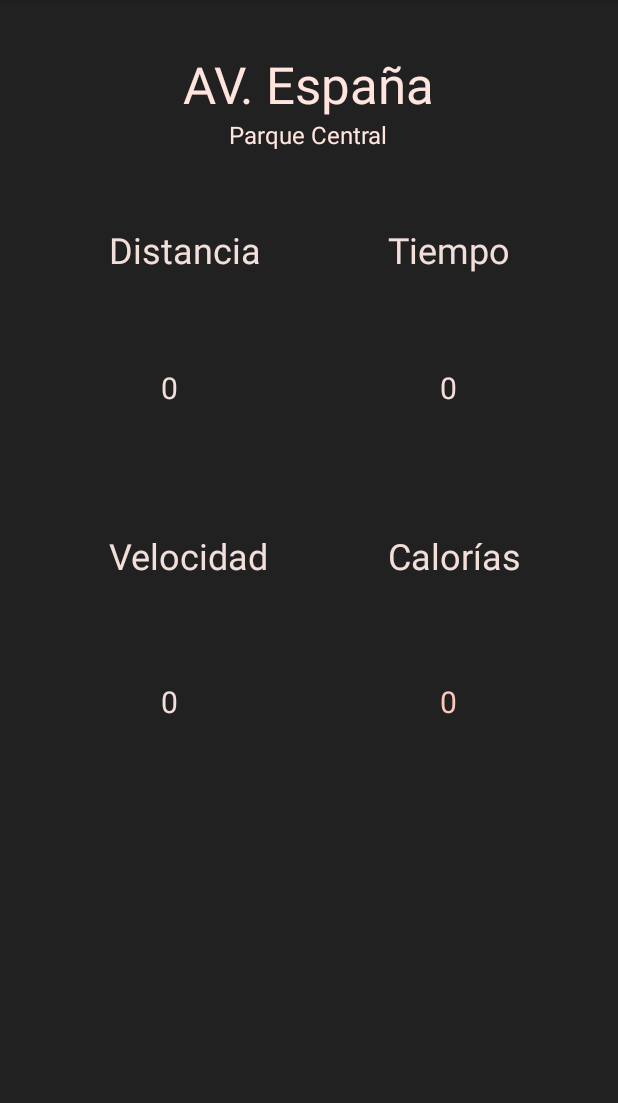
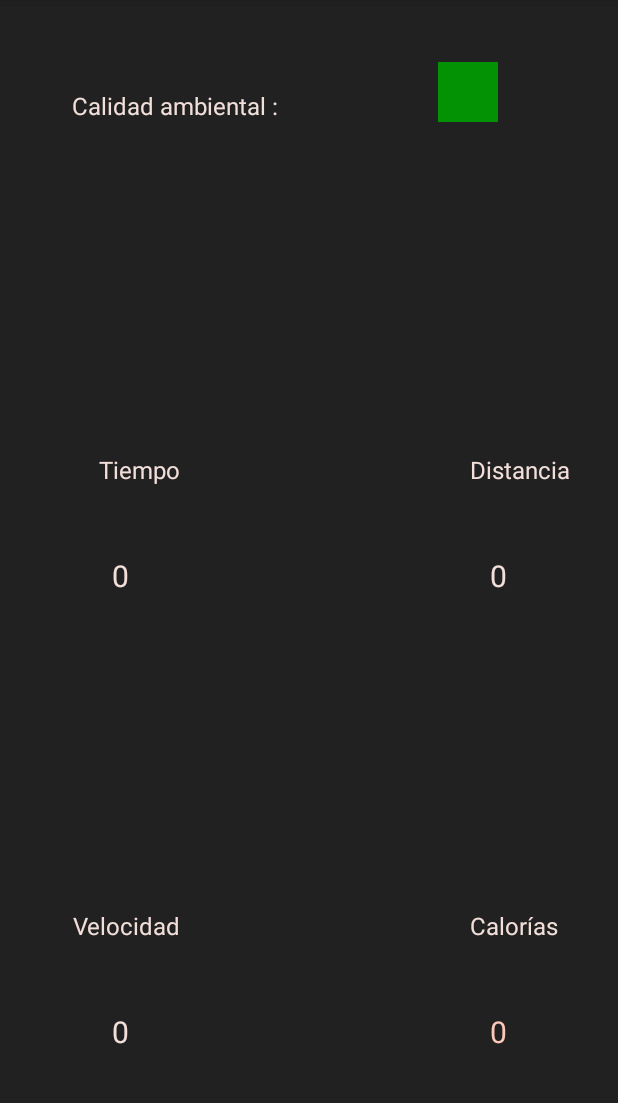
Before and after one commit to filippo123/BluetoothChatmaster, an Android app: the screen it shows after launch (MainActivity), on a phone screen of 412 x 824 dp, the part 84-1187 px from its top. Run offline under Robolectric (Android 15) with nearby library versions, the phone set to English and light mode, and no system bars.

Commit message:
sistema con sensor de aire funcionando... en la aplicacion movil el semaforo cambia de rojo a verde dependiendo de los  niveles de contaminacion

```diff
--- a/Application/src/main/java/com/example/android/bluetoothchat/BluetoothChatFragment.java
+++ b/Application/src/main/java/com/example/android/bluetoothchat/BluetoothChatFragment.java
@@ -61,6 +61,7 @@ public class BluetoothChatFragment extends Fragment {
     private TextView mDistanciaView;
     private TextView mTiempoView;
     private TextView mCaloriasView;
+    private TextView mSemaforo;
     private String mConnectedDeviceName = null;
     private BluetoothAdapter mBluetoothAdapter = null;
     private BluetoothChatService mChatService = null;
@@ -130,6 +131,7 @@ public class BluetoothChatFragment extends Fragment {
     public void onViewCreated(View view, @Nullable Bundle savedInstanceState) {
         mSpeedView = (TextView) view.findViewById(R.id.speed);
         mSpeedView.setTextSize(20.0F);
+        mSemaforo = (TextView) view.findViewById(R.id.textView3);
         mDistanciaView = (TextView) view.findViewById(R.id.distancia);
         mDistanciaView.setTextSize(20.0F);
         mTiempoView = (TextView) view.findViewById(R.id.tiempo);
@@ -251,6 +253,18 @@ public class BluetoothChatFragment extends Fragment {
                         else if(contador==3){
                             mCaloriasView.setText(dato);
                         }
+
+                        else if(contador == 11){
+                            float datoFloat = Float.parseFloat(dato);
+                            if(datoFloat>=30){
+                                mSemaforo.setBackgroundColor(0xFFF91739);
+                                //mSemaforo.setText(datoInt);
+                            }
+                            else{
+                                    //mSemaforo.setText(datoInt);
+                                    mSemaforo.setBackgroundColor(0xFF039203);
+                                }
+                        }
                         contador++;
                     }
 
--- a/Application/src/main/res/layout/fragment_bluetooth_chat.xml
+++ b/Application/src/main/res/layout/fragment_bluetooth_chat.xml
@@ -26,47 +26,16 @@
         android:layout_height="match_parent"
         style="@style/Widget.SampleMessage">
 
-        <ImageView
-            android:layout_width="150dp"
-            android:layout_height="150dp"
-            android:id="@+id/img"
-            android:layout_alignParentTop="true"
-            android:layout_alignParentLeft="true"
-            android:layout_alignParentStart="false"
-            android:layout_alignParentEnd="false" />
-
-        <TextView
-            style="@style/TextViewDisplay1"
-            android:backgroundTint="@color/primary_color"
-            android:layout_width="wrap_content"
-            android:layout_height="wrap_content"
-            android:text="AV. España"
-            android:id="@+id/textView3"
-            android:layout_alignParentTop="true"
-            android:layout_centerHorizontal="true"
-            android:layout_marginTop="33dp"
-            android:textColor="#ffe5de" />
-
         <TextView
             style="@style/TextViewSubhead"
             android:layout_width="wrap_content"
             android:layout_height="wrap_content"
-            android:text="Parque Central"
-            android:id="@+id/textView2"
-            android:layout_below="@+id/textView3"
-            android:layout_centerHorizontal="true"
-            android:textColor="#ffe5de" />
-
-        <TextView
-            style="@style/TextViewHeadline"
-            android:layout_width="wrap_content"
-            android:layout_height="wrap_content"
             android:text="@string/distancia"
             android:id="@+id/etiqueta"
-            android:layout_below="@+id/img"
-            android:layout_alignLeft="@+id/distancia"
-            android:layout_alignStart="@+id/distancia"
-            android:textColor="#f2dfda" />
+            android:textColor="#f2dfda"
+            android:layout_alignTop="@+id/textView6"
+            android:layout_alignLeft="@+id/textView10"
+            android:layout_alignStart="@+id/textView10" />
 
         <TextView
             style="@style/TextViewSubhead"
@@ -75,22 +44,23 @@
             android:text="0"
             android:gravity="center"
             android:id="@+id/distancia"
-            android:layout_marginTop="36dp"
-            android:layout_below="@+id/etiqueta"
-            android:layout_toLeftOf="@+id/textView2"
-            android:layout_toStartOf="@+id/textView2"
-            android:textColor="#f2dfda" />
+            android:textColor="#f2dfda"
+            android:layout_centerVertical="true"
+            android:layout_alignRight="@+id/textView10"
+            android:layout_alignEnd="@+id/textView10" />
+
 
         <TextView
-            style="@style/TextViewHeadline"
+            style="@style/TextViewSubhead"
             android:layout_width="wrap_content"
             android:layout_height="wrap_content"
             android:text="@string/tiempo"
             android:id="@+id/textView6"
-            android:layout_alignTop="@+id/etiqueta"
-            android:layout_toRightOf="@+id/textView2"
-            android:layout_toEndOf="@+id/textView2"
-            android:textColor="#f2dfda" />
+            android:textColor="#f2dfda"
+            android:layout_above="@+id/tiempo"
+            android:layout_alignRight="@+id/tiempo"
+            android:layout_alignEnd="@+id/tiempo"
+            android:layout_marginBottom="20dp" />
 
         <TextView
             style="@style/TextViewSubhead"
@@ -99,22 +69,23 @@
             android:text="0"
             android:gravity="center"
             android:id="@+id/tiempo"
-            android:layout_alignBottom="@+id/distancia"
-            android:layout_toRightOf="@+id/textView2"
-            android:layout_toEndOf="@+id/textView2"
-            android:textColor="#f2dfda" />
+            android:textColor="#f2dfda"
+            android:layout_centerVertical="true"
+            android:layout_alignRight="@+id/textView8"
+            android:layout_alignEnd="@+id/textView8" />
 
         <TextView
-            style="@style/TextViewHeadline"
+            style="@style/TextViewSubhead"
             android:layout_width="wrap_content"
             android:layout_height="wrap_content"
+            android:gravity="center"
             android:text="@string/velocidad"
             android:id="@+id/textView8"
-            android:layout_marginTop="55dp"
-            android:layout_below="@+id/distancia"
-            android:layout_alignLeft="@+id/speed"
-            android:layout_alignStart="@+id/speed"
-            android:textColor="#f2dfda" />
+            android:textColor="#f2dfda"
+            android:layout_marginBottom="20dp"
+            android:layout_above="@+id/calorias"
+            android:layout_alignRight="@+id/speed"
+            android:layout_alignEnd="@+id/speed" />
 
         <TextView
             style="@style/TextViewSubhead"
@@ -123,22 +94,23 @@
             android:text="0"
             android:gravity="center"
             android:id="@+id/speed"
-            android:layout_below="@+id/textView8"
-            android:layout_toLeftOf="@+id/textView2"
-            android:layout_toStartOf="@+id/textView2"
-            android:layout_marginTop="41dp"
-            android:textColor="#f2dfda" />
+            android:textColor="#f2dfda"
+            android:layout_alignTop="@+id/calorias"
+            android:layout_alignParentLeft="true"
+            android:layout_alignParentStart="true"
+            android:layout_marginLeft="40dp"
+            android:layout_marginStart="40dp" />
 
         <TextView
-            style="@style/TextViewHeadline"
+            style="@style/TextViewSubhead"
             android:layout_width="wrap_content"
             android:layout_height="wrap_content"
             android:text="@string/calorias"
             android:id="@+id/textView10"
-            android:layout_above="@+id/speed"
-            android:layout_toRightOf="@+id/textView2"
-            android:layout_toEndOf="@+id/textView2"
-            android:textColor="#f2dfda" />
+            android:textColor="#f2dfda"
+            android:layout_alignTop="@+id/textView8"
+            android:layout_alignRight="@+id/calorias"
+            android:layout_alignEnd="@+id/calorias" />
 
         <TextView
             style="@style/TextViewSubhead"
@@ -147,8 +119,38 @@
             android:text="0"
             android:gravity="center"
             android:id="@+id/calorias"
-            android:layout_alignBottom="@+id/speed"
-            android:layout_toRightOf="@+id/textView2"
-            android:textColor="#fcc7b9" />
+            android:textColor="#fcc7b9"
+            android:layout_alignParentBottom="true"
+            android:layout_alignParentRight="true"
+            android:layout_alignParentEnd="true"
+            android:layout_marginRight="40dp"
+            android:layout_marginEnd="40dp"
+            android:layout_marginBottom="40dp" />
+
+        <TextView
+            android:layout_width="40dp"
+            android:layout_height="40dp"
+            android:textAppearance="?android:attr/textAppearanceMedium"
+            android:text=""
+            android:id="@+id/textView3"
+            android:background="#039203"
+            android:layout_marginTop="41dp"
+            android:layout_alignParentTop="true"
+            android:layout_alignLeft="@+id/distancia"
+            android:layout_alignStart="@+id/distancia" />
+
+        <TextView
+            style="@style/TextViewSubhead"
+            android:textColor="#f2dfda"
+            android:layout_width="wrap_content"
+            android:layout_height="wrap_content"
+            android:textAppearance="?android:attr/textAppearanceMedium"
+            android:text="Calidad ambiental :"
+            android:id="@+id/calidad"
+            android:layout_alignBottom="@+id/textView3"
+            android:layout_alignLeft="@+id/textView8"
+            android:layout_alignStart="@+id/textView8" />
+
+
     </RelativeLayout>
 </LinearLayout>
```
Also changed, not shown: 6 other files.
